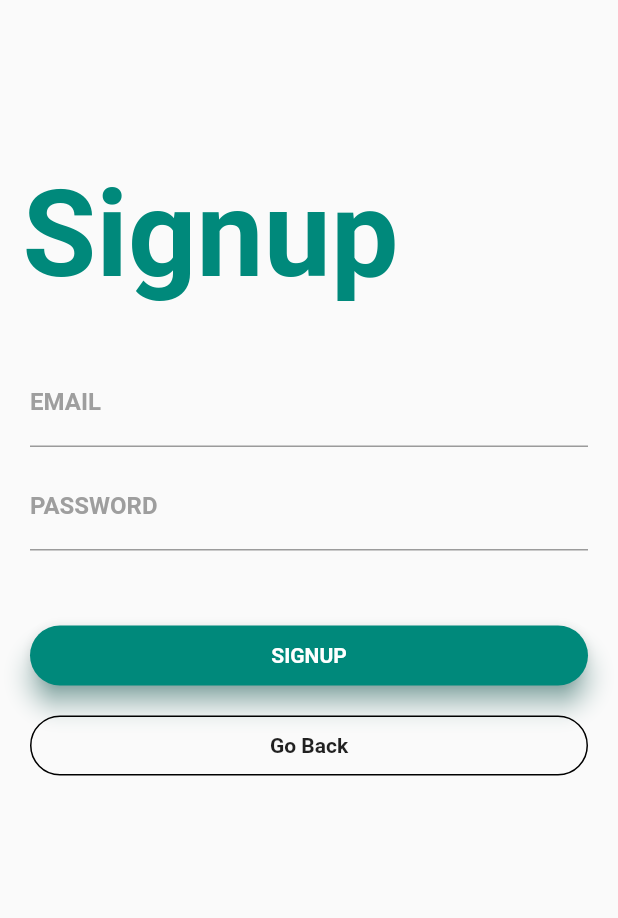
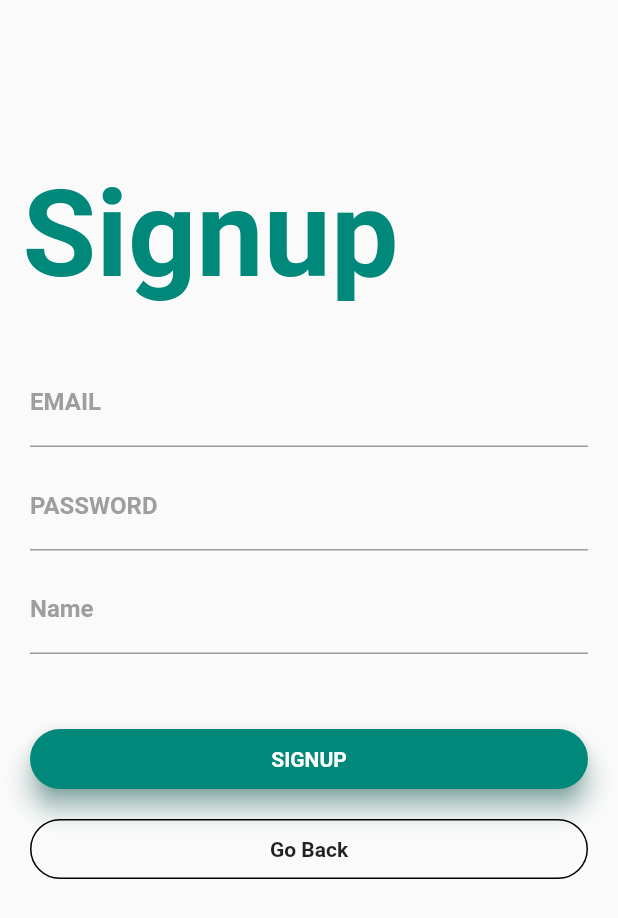
Before and after one commit to ioxvar/BEC-plugin, a Flutter app: the SignupPage screen opened directly, on a phone screen of 412 x 824 dp. Shown: the top 918 px of the screen. Run offline on Flutter 3.47's test engine with Material 2 defaults, Android fonts, the phone set to English and light mode, and no system bars; our stand-ins replace cloud_firestore, firebase_auth, firebase_core; accounts and stored records are empty; Roboto replaces fonts that are missing (Montserrat).

Commit message:
Revert "signup page restored"
This reverts commit a401d713cbe03ee1d16050f0b4b3e4f0d8f31e6e.

```diff
--- a/lib/auth/signup.dart
+++ b/lib/auth/signup.dart
@@ -2,6 +2,7 @@ import './authentication_service.dart';
 import 'package:flutter/material.dart';
 import 'package:provider/provider.dart';
 
+  final TextEditingController nameController = TextEditingController();
 class SignupPage extends StatefulWidget {
   @override
   SignupPageState createState() => SignupPageState();
@@ -73,6 +74,20 @@ class SignupPageState extends State<SignupPage> {
                                     BorderSide(color: Colors.teal[600]))),
                         obscureText: true,
                       ),
+                      SizedBox(height: 10.0),
+                      TextField(
+                        controller: nameController,
+                        decoration: InputDecoration(
+                            hintText: 'Enter your name',
+                            hintStyle: TextStyle(color: Colors.grey[400]),
+                            labelText: 'Name',
+                            labelStyle: TextStyle(
+                                fontFamily: 'Montserrat',
+                                fontWeight: FontWeight.bold,
+                                color: Colors.grey),
+                            focusedBorder: UnderlineInputBorder(
+                                borderSide: BorderSide(color: Colors.green))),
+                      ),
                       SizedBox(height: 50.0),
                       Container(
                           height: 40.0,
```
Also changed, not shown: lib/crud/profile.dart (+7 -7 lines), lib/home_page.dart (+5 -3 lines).
